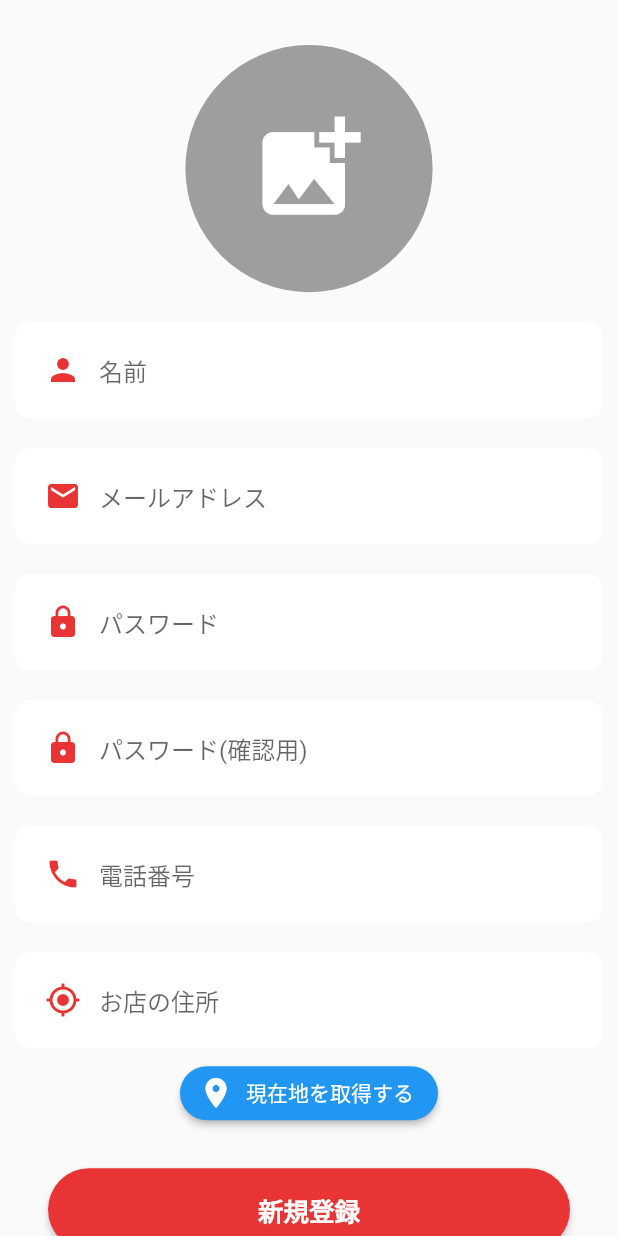
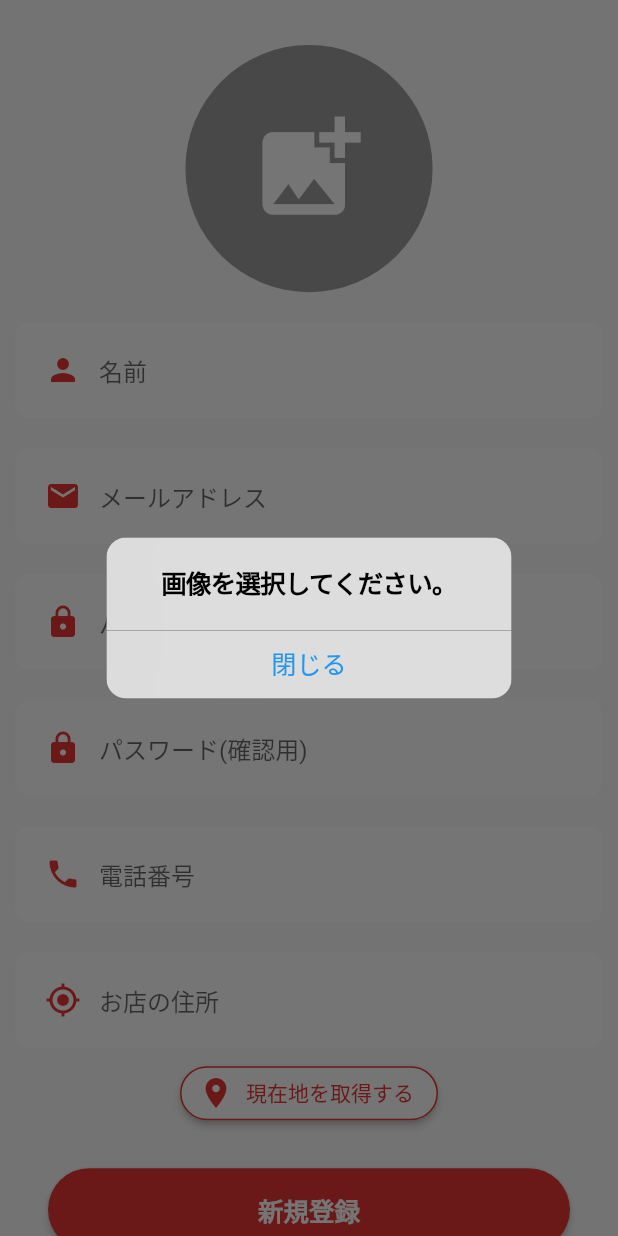
Before and after one commit to SeyaKen/GoogleMap0-SplashScreen, a Flutter app: the RegisterScreen widget shown alone on an empty page, opened directly, after a tap on "新規登録", on a phone screen of 412 x 824 dp. Run offline on Flutter 3.47's test engine with Material 2 defaults, Android fonts, the phone set to English and light mode, and no system bars; our stand-ins replace firebase_core, geocoding, geolocator, image_picker; accounts and stored records are empty.

Commit message:
poo-poo I wanna go

```diff
--- a/lib/authentication/register.dart
+++ b/lib/authentication/register.dart
@@ -2,6 +2,7 @@ import 'dart:io';
 
 import 'package:flutter/material.dart';
 import 'package:foodpand_sellers_app/widget/custom_text_field.dart';
+import 'package:foodpand_sellers_app/widget/error_dialog.dart';
 import 'package:geocoding/geocoding.dart';
 import 'package:geolocator/geolocator.dart';
 import 'package:image_picker/image_picker.dart';
@@ -76,6 +77,38 @@ class _RegisterScreenState extends State<RegisterScreen> {
     print(completeAddress);
 
     locationController.text = completeAddress;
+  }
+
+  Future<void> formValidate() async {
+    if (imageXFile == null) {
+      showDialog(
+          context: context,
+          builder: (c) {
+            return const ErrorDialog(
+              message: '画像を選択してください。',
+            );
+          });
+    } else {
+      if (passwordController.text == confirmPasswordController.text) {
+        // 画像をアップロードする
+
+        if (passwordController.text.isNotEmpty
+        && emailController.text.isNotEmpty
+        && nameController.text.isNotEmpty
+        && phoneController.text.isNotEmpty
+        && locationController.text.isNotEmpty) {
+
+        }
+      } else {
+        showDialog(
+            context: context,
+            builder: (c) {
+              return const ErrorDialog(
+                message: 'パスワードが一致していません。',
+              );
+            });
+      }
+    }
   }
 
   @override
@@ -155,18 +188,22 @@ class _RegisterScreenState extends State<RegisterScreen> {
                     child: ElevatedButton.icon(
                       label: const Text(
                         '現在地を取得する',
-                        style: TextStyle(color: Colors.white),
+                        style: TextStyle(color: Color(0xffe83434)),
                       ),
                       icon: const Icon(
                         Icons.location_on,
-                        color: Colors.white,
+                        color: Color(0xffe83434),
                       ),
                       onPressed: () {
                         getCurrentLocation();
                         print('clicked');
                       },
                       style: ElevatedButton.styleFrom(
-                          primary: Colors.blue,
+                          side: const BorderSide(
+                            width: 1,
+                            color: Color(0xffe83434),
+                          ),
+                          primary: Colors.white,
                           shape: RoundedRectangleBorder(
                             borderRadius: BorderRadius.circular(30),
                           )),
@@ -187,11 +224,10 @@ class _RegisterScreenState extends State<RegisterScreen> {
                       borderRadius: BorderRadius.circular(30),
                     ),
                     padding: const EdgeInsets.symmetric(
-                        horizontal: 140,
-                        vertical: 15
-                      ),
+                        horizontal: 140, vertical: 15),
                   ),
                   onPressed: () {
+                    formValidate();
                     print('clicked!');
                   },
                 ),
--- a/lib/widget/error_dialog.dart
+++ b/lib/widget/error_dialog.dart
@@ -1,4 +1,4 @@
-import 'package:flutter/material.dart';
+import 'package:flutter/cupertino.dart';
 
 class ErrorDialog extends StatelessWidget {
   const ErrorDialog({Key? key, this.message}) : super(key: key);
@@ -6,20 +6,15 @@ class ErrorDialog extends StatelessWidget {
 
   @override
   Widget build(BuildContext context) {
-    return AlertDialog(
-      key: key,
-      content: const Text('message!'),
-      actions: [
-        ElevatedButton(
-            onPressed: () {
-              Navigator.pop(context);
-            },
-            child: const Center(
-              child: Text('OK'),
-            ),
-            style: ElevatedButton.styleFrom(
-              primary: Colors.red,
-            ))
+    return CupertinoAlertDialog(
+      title: Text(message!),
+      actions: <CupertinoDialogAction>[
+        CupertinoDialogAction(
+          child: const Text('閉じる'),
+          onPressed: () {
+            Navigator.pop(context);
+          },
+        )
       ],
     );
   }
```
